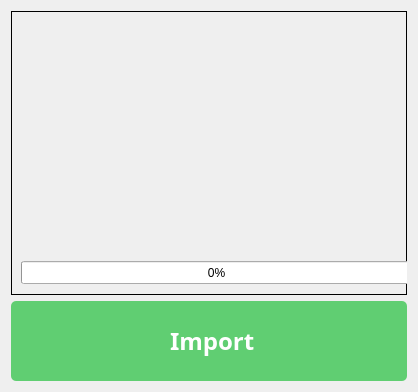
First picture: the form in output/MainWindow/MainFrame/Resources/UI/dialogImporter.ui, repository Maze711/systemPayroll, before the edit.
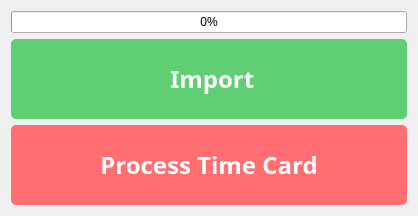
Second picture: the form after the edit. Icons and pictures are not drawn.

```diff
--- a/output/MainWindow/MainFrame/Resources/UI/dialogImporter.ui
+++ b/output/MainWindow/MainFrame/Resources/UI/dialogImporter.ui
@@ -7,7 +7,7 @@
     <x>0</x>
     <y>0</y>
     <width>418</width>
-    <height>392</height>
+    <height>215</height>
    </rect>
   </property>
   <property name="windowTitle">
@@ -27,33 +27,52 @@
 border-radius: 5px;
 background-color: #51ad61;
 }
-</string>
+
+#btnProcessTimeCard{
+border-radius: 5px;
+color: white;
+background-color: rgb(255, 110, 112);
+}</string>
   </property>
   <layout class="QGridLayout" name="gridLayout">
-   <item row="0" column="0" colspan="2">
-    <widget class="QFrame" name="descFrame">
-     <property name="frameShape">
-      <enum>QFrame::StyledPanel</enum>
+   <item row="2" column="0">
+    <widget class="QPushButton" name="btnProcessTimeCard">
+     <property name="minimumSize">
+      <size>
+       <width>50</width>
+       <height>80</height>
+      </size>
      </property>
-     <property name="frameShadow">
-      <enum>QFrame::Raised</enum>
+     <property name="font">
+      <font>
+       <family>Poppins</family>
+       <pointsize>18</pointsize>
+       <weight>75</weight>
+       <bold>true</bold>
+      </font>
      </property>
-     <widget class="QProgressBar" name="progressBar">
-      <property name="geometry">
-       <rect>
-        <x>10</x>
-        <y>250</y>
-        <width>391</width>
-        <height>23</height>
-       </rect>
-      </property>
-      <property name="value">
-       <number>0</number>
-      </property>
-     </widget>
+     <property name="cursor">
+      <cursorShape>PointingHandCursor</cursorShape>
+     </property>
+     <property name="styleSheet">
+      <string notr="true"/>
+     </property>
+     <property name="text">
+      <string>Process Time Card</string>
+     </property>
+     <property name="icon">
+      <iconset>
+       <normaloff>../../MainFrame/Resources/Icons/import.svg</normaloff>../../MainFrame/Resources/Icons/import.svg</iconset>
+     </property>
+     <property name="iconSize">
+      <size>
+       <width>30</width>
+       <height>30</height>
+      </size>
+     </property>
     </widget>
    </item>
-   <item row="1" column="0" colspan="2">
+   <item row="1" column="0">
     <widget class="QPushButton" name="importBTN">
      <property name="minimumSize">
       <size>
@@ -92,6 +111,13 @@
      </property>
     </widget>
    </item>
+   <item row="0" column="0">
+    <widget class="QProgressBar" name="progressBar">
+     <property name="value">
+      <number>0</number>
+     </property>
+    </widget>
+   </item>
   </layout>
  </widget>
  <resources/>
```
